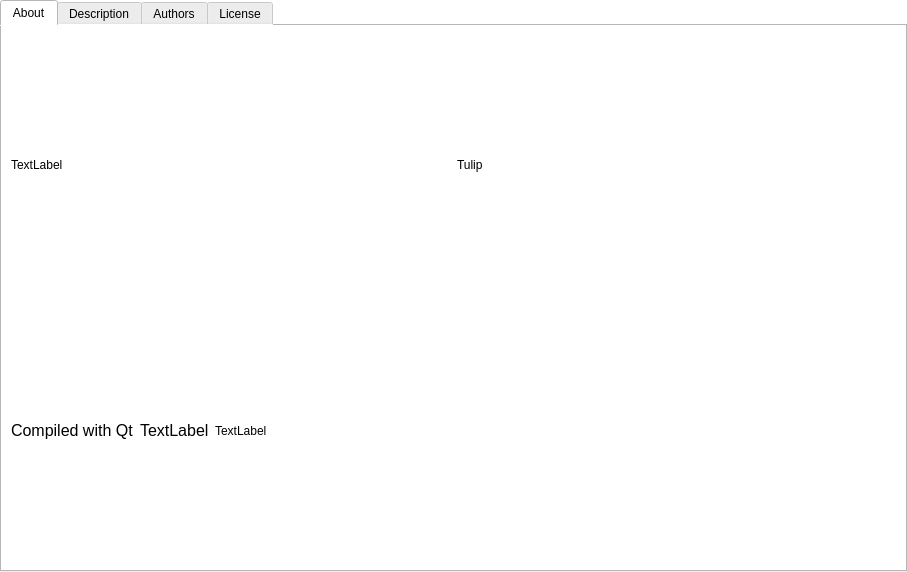
Qt form library/tulip-gui/designer/AboutTulipPage.ui (Tulip-Dev/tulip) before a commit.
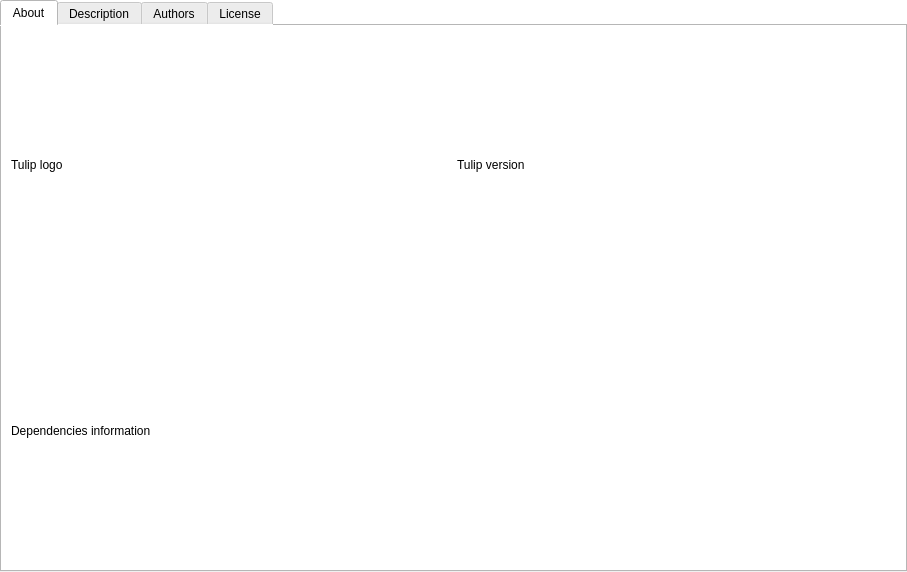
The same form after that commit. Icons and pictures are not drawn.

Commit message: add details about the OpenGL version and vendor but also the Python version in the About page of the About Tulip dialog

Patch:
```diff
--- a/library/tulip-gui/designer/AboutTulipPage.ui
+++ b/library/tulip-gui/designer/AboutTulipPage.ui
@@ -46,14 +46,14 @@
          <item>
           <widget class="QLabel" name="logolabel">
            <property name="text">
-            <string>TextLabel</string>
+            <string>Tulip logo</string>
            </property>
           </widget>
          </item>
          <item>
           <widget class="QLabel" name="TulipLabel">
            <property name="text">
-            <string>Tulip</string>
+            <string>Tulip version</string>
            </property>
           </widget>
          </item>
@@ -64,37 +64,10 @@
          <item>
           <widget class="QLabel" name="QtLabel">
            <property name="text">
-            <string>&lt;html&gt;&lt;head/&gt;&lt;body&gt;&lt;p&gt;&lt;span style=&quot; font-size:12pt;&quot;&gt;Compiled with Qt&lt;/span&gt;&lt;/p&gt;&lt;/body&gt;&lt;/html&gt;</string>
+            <string>Dependencies information</string>
            </property>
           </widget>
          </item>
-         <item>
-          <widget class="QLabel" name="QtVersionLabel">
-           <property name="text">
-            <string>&lt;html&gt;&lt;head/&gt;&lt;body&gt;&lt;p&gt;&lt;span style=&quot; font-size:12pt;&quot;&gt;TextLabel&lt;/span&gt;&lt;/p&gt;&lt;/body&gt;&lt;/html&gt;</string>
-           </property>
-          </widget>
-         </item>
-         <item>
-          <widget class="QLabel" name="QtRunningVersionLabel">
-           <property name="text">
-            <string>TextLabel</string>
-           </property>
-          </widget>
-         </item>
-         <item>
-          <spacer name="horizontalSpacer">
-           <property name="orientation">
-            <enum>Qt::Horizontal</enum>
-           </property>
-           <property name="sizeHint" stdset="0">
-            <size>
-             <width>40</width>
-             <height>20</height>
-            </size>
-           </property>
-          </spacer>
-         </item>
         </layout>
        </item>
       </layout>
```
Left out of the diff: 2 changed lines with no effect on the pictures. The commit also changes 2 other files.
